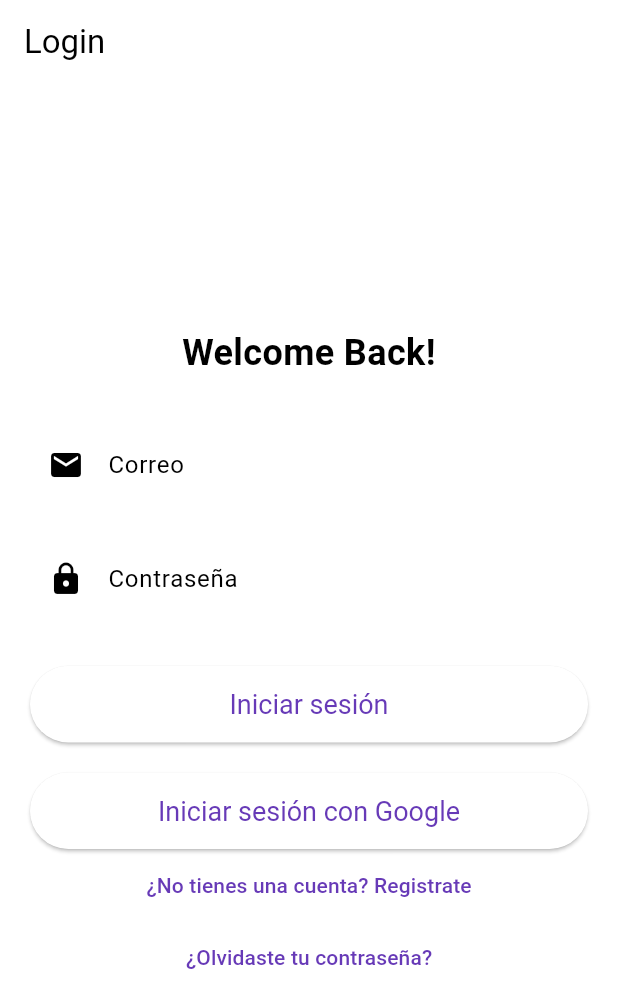
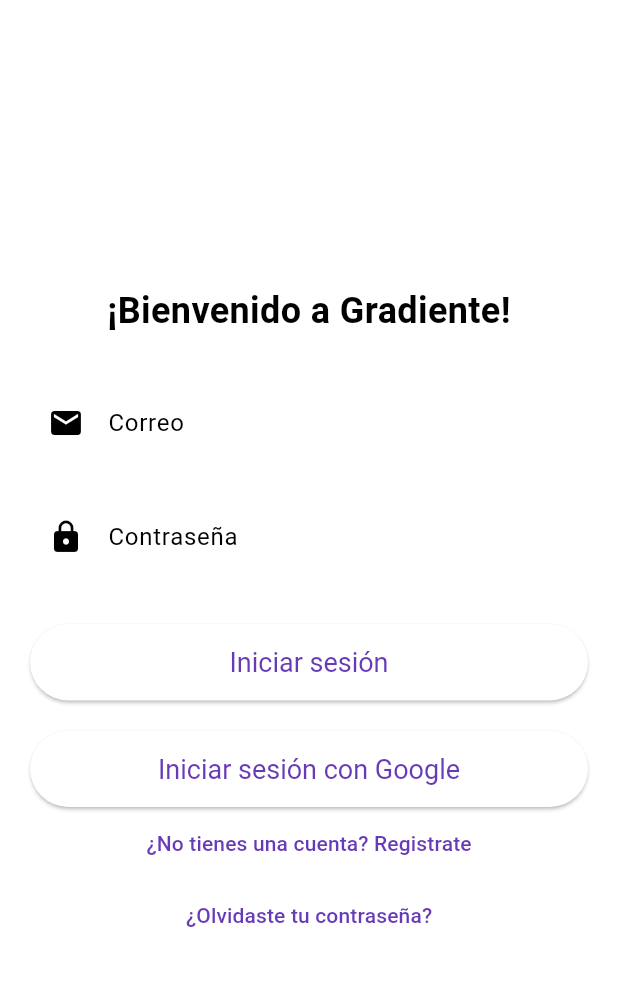
Before and after one commit to celesbatres/gradiente, a Flutter app: the screen it shows after launch, on a phone screen of 412 x 824 dp. Shown: the top 1008 px of the screen. Run offline on Flutter 3.47's test engine with Material 3 defaults, Android fonts, the phone set to English and light mode, and no system bars; our stand-ins replace cloud_firestore, firebase_auth, firebase_core, flutter_login, flutter_svg, font_awesome_flutter and 2 more; accounts and stored records are empty; Roboto replaces fonts that are missing (NotoSans, OpenSans).

Commit message:
Login edited

```diff
--- a/lib/new_login_screen.dart
+++ b/lib/new_login_screen.dart
@@ -100,9 +100,9 @@
   @override
   Widget build(BuildContext context) {
     return Scaffold(
-      appBar: AppBar(
-        title: const Text('Login'),
-      ),
+      // appBar: AppBar(
+      //   title: const Text('Login'),
+      // ),
       body: Center(
         child: SingleChildScrollView(
           padding: const EdgeInsets.all(20.0),
@@ -114,7 +114,7 @@
               children: <Widget>[
                 // Aquí podrías añadir un logo o título
                 const Text(
-                  'Welcome Back!',
+                  '¡Bienvenido a Gradiente!',
                   textAlign: TextAlign.center,
                   style: TextStyle(fontSize: 24, fontWeight: FontWeight.bold),
                 ),
```
